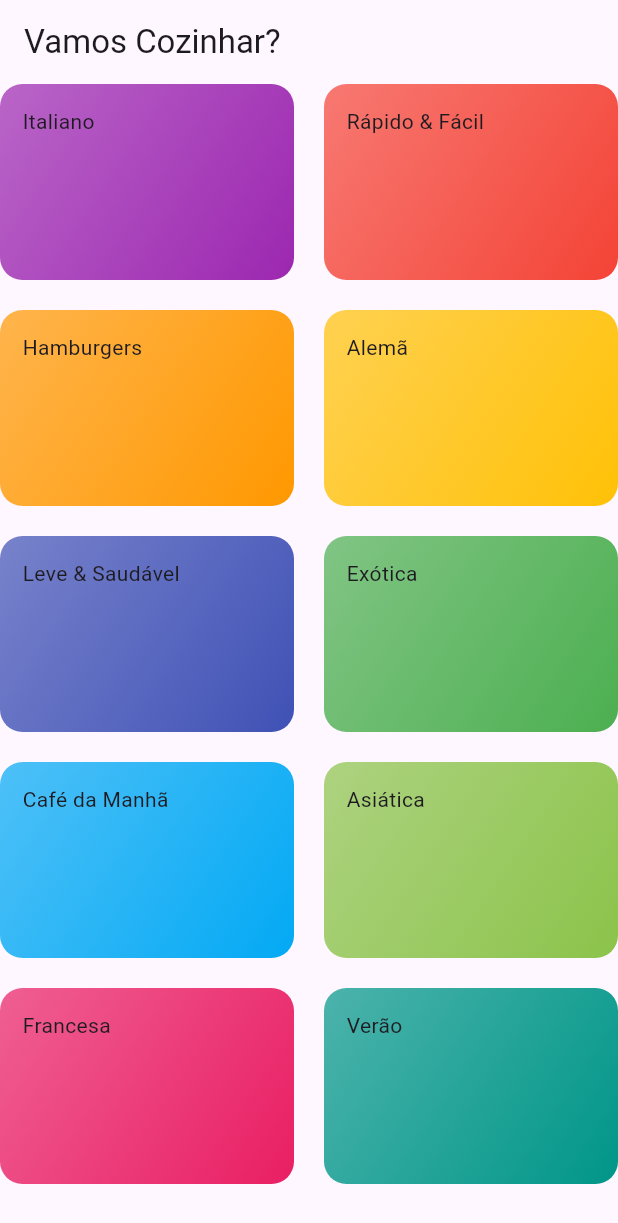
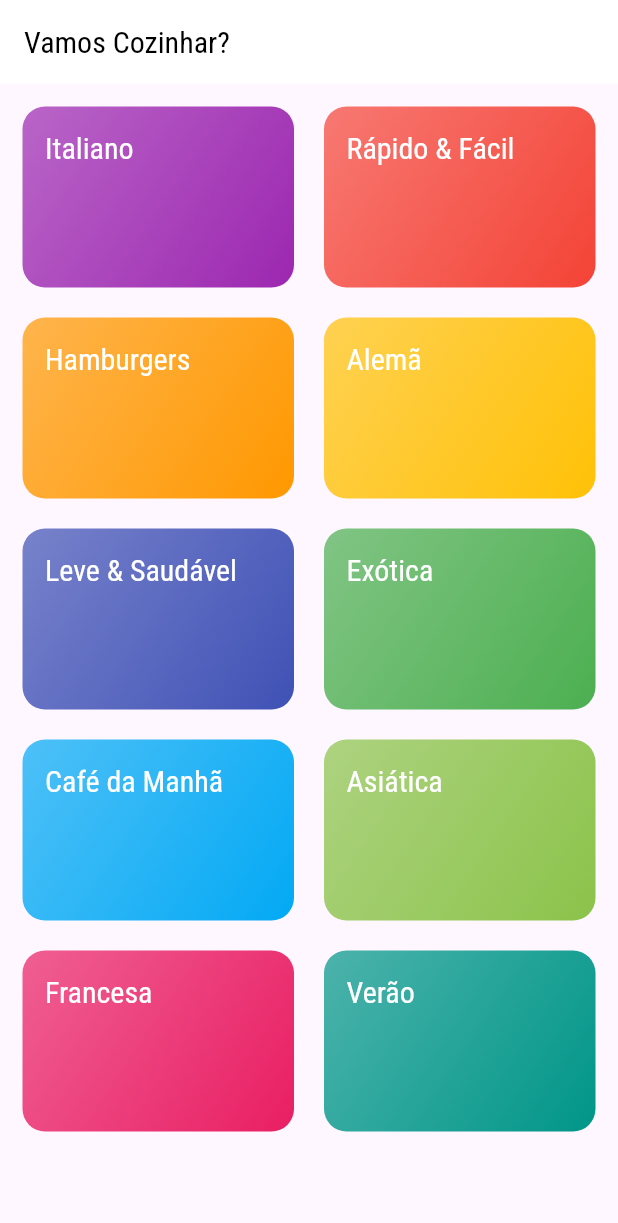
Before and after one commit to IsraelRAlencar/Projeto-Meals, a Flutter app: the screen it shows after launch, on a phone screen of 412 x 824 dp. Shown: the top 1223 px of the screen. Run offline on Flutter 3.47's test engine with Material 3 defaults, Android fonts, the phone set to English and light mode, and no system bars.

Commit message:
new - adicionando navegacao para uma nova tela e estilos

```diff
--- a/lib/components/category_item.dart
+++ b/lib/components/category_item.dart
@@ -1,14 +1,28 @@
 import 'package:flutter/material.dart';
 import '../models/category.dart';
+import '../screens/categories_meals_screen.dart';
 
 class CategoryItem extends StatelessWidget {
   final Category category;
 
   const CategoryItem(this.category, {super.key});
 
+  void _selectCategory(BuildContext context) {
+    Navigator.of(context).push(
+      MaterialPageRoute(
+        builder: (_) {
+          return const CategoiresMealsScreen();
+        },
+      ),
+    );
+  }
+
   @override
   Widget build(BuildContext context) {
-    return Container(
+    return InkWell(
+      onTap: () => _selectCategory(context),
+      borderRadius: BorderRadius.circular(15),
+      child: Container(
         padding: const EdgeInsets.all(15),
         decoration: BoxDecoration(
           borderRadius: BorderRadius.circular(15),
@@ -17,7 +31,11 @@ class CategoryItem extends StatelessWidget {
             category.color,
           ], begin: Alignment.topLeft, end: Alignment.bottomRight),
         ),
-      child: Text(category.title),
+        child: Text(
+          category.title,
+          style: Theme.of(context).textTheme.titleLarge,
+        ),
+      ),
     );
   }
 }
--- a/lib/main.dart
+++ b/lib/main.dart
@@ -4,13 +4,26 @@ import 'screens/categories_screen.dart';
 void main() => runApp(MyApp());
 
 class MyApp extends StatelessWidget {
+  MyApp({super.key});
+  final ThemeData theme = ThemeData(
+    fontFamily: 'Raleway',
+  );
+
   @override
   Widget build(BuildContext context) {
     return MaterialApp(
       title: 'DeliMeals',
-      theme: ThemeData(
-        primarySwatch: Colors.blue,
-      ),
+      theme: theme.copyWith(
+          colorScheme: ColorScheme.fromSwatch().copyWith(
+            primary: Colors.pink,
+            secondary: Colors.amber,
+            background: const Color.fromRGBO(255, 254, 229, 1),
+          ),
+          textTheme: const TextTheme().copyWith(
+              titleLarge: const TextStyle(
+            fontSize: 20,
+            fontFamily: 'RobotoCondensed',
+          ))),
       home: const CategoriesScreen(),
     );
   }
--- a/lib/screens/categories_screen.dart
+++ b/lib/screens/categories_screen.dart
@@ -12,6 +12,7 @@ class CategoriesScreen extends StatelessWidget {
         title: const Text('Vamos Cozinhar?'),
       ),
       body: GridView(
+        padding: const EdgeInsets.all(15),
         gridDelegate: const SliverGridDelegateWithMaxCrossAxisExtent(
           maxCrossAxisExtent: 200,
           childAspectRatio: 3 / 2,
```
Also changed, not shown: lib/screens/categories_meals_screen.dart (added, +17 -0 lines), pubspec.yaml (+17 -6 lines), lib/assets/fonts/Raleway-Black.ttf (added), lib/assets/fonts/Raleway-Bold.ttf (added), lib/assets/fonts/Raleway-Regular.ttf (added), lib/assets/fonts/RobotoCondensed-Bold.ttf (added), lib/assets/fonts/RobotoCondensed-Italic.ttf (added), lib/assets/fonts/RobotoCondensed-Light.ttf (added), lib/assets/fonts/RobotoCondensed-Regular.ttf (added), 1 other file. Lines whose indentation alone changed are shown as unchanged.
